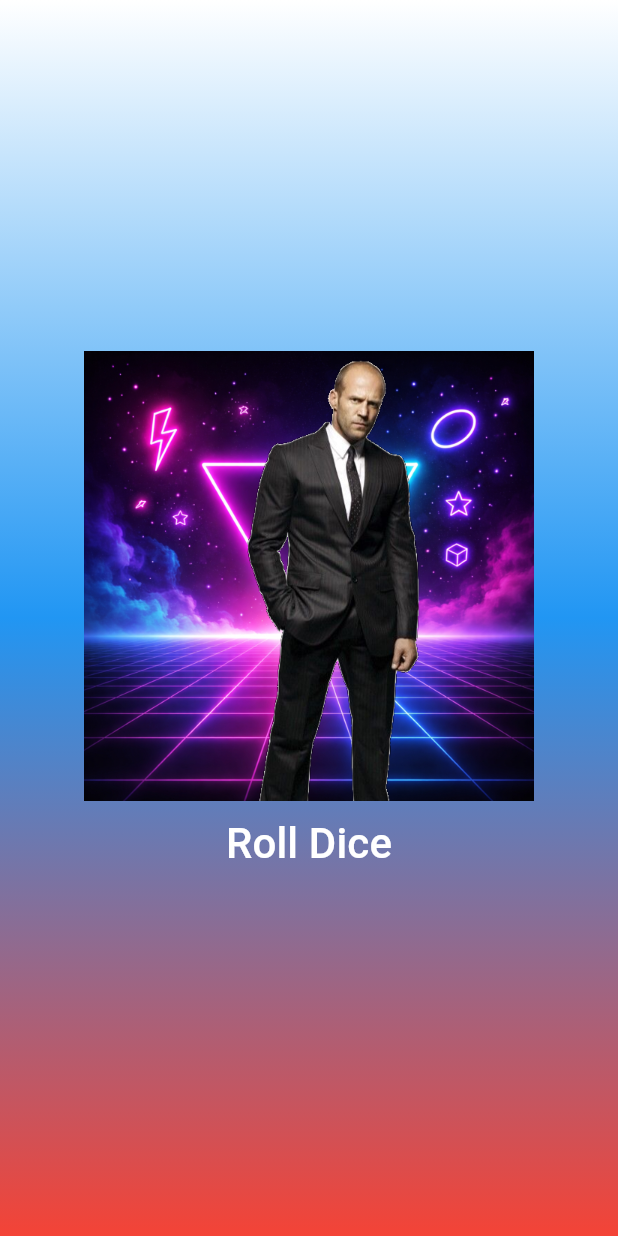
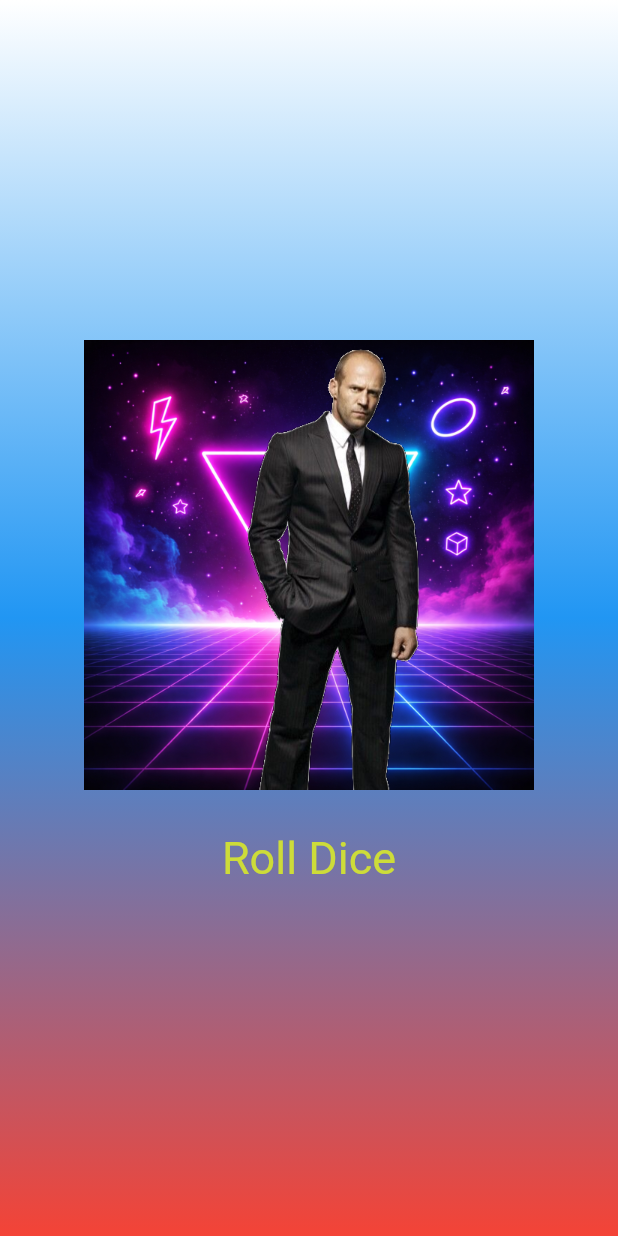
Before and after one commit to sdcfghj54546/Flutter_Widgets, a Flutter app: the screen it shows after launch, on a phone screen of 412 x 824 dp. Run offline on Flutter 3.47's test engine with Material 3 defaults, Android fonts, the phone set to English and light mode, and no system bars.

Commit message:
Style roll button and adjust layout

```diff
--- a/lib/gradient_container.dart
+++ b/lib/gradient_container.dart
@@ -35,15 +35,17 @@ class GradientContainer extends StatelessWidget {
               'assets/images/dice-1.png',
               width: 300,
             ),
+            const SizedBox(height: 20),
+
             TextButton(
               onPressed: rollDice,
-              child: const Text(
-                "Roll Dice",
-                style: TextStyle(
-                  fontSize: 28,
-                  color: Colors.white,
+              style: TextButton.styleFrom(
+                foregroundColor: Colors.lime,
+                textStyle: const TextStyle(
+                  fontSize: 30,
                 ),
               ),
+              child: const Text("Roll Dice"),
             ),
           ],
         ),
```
